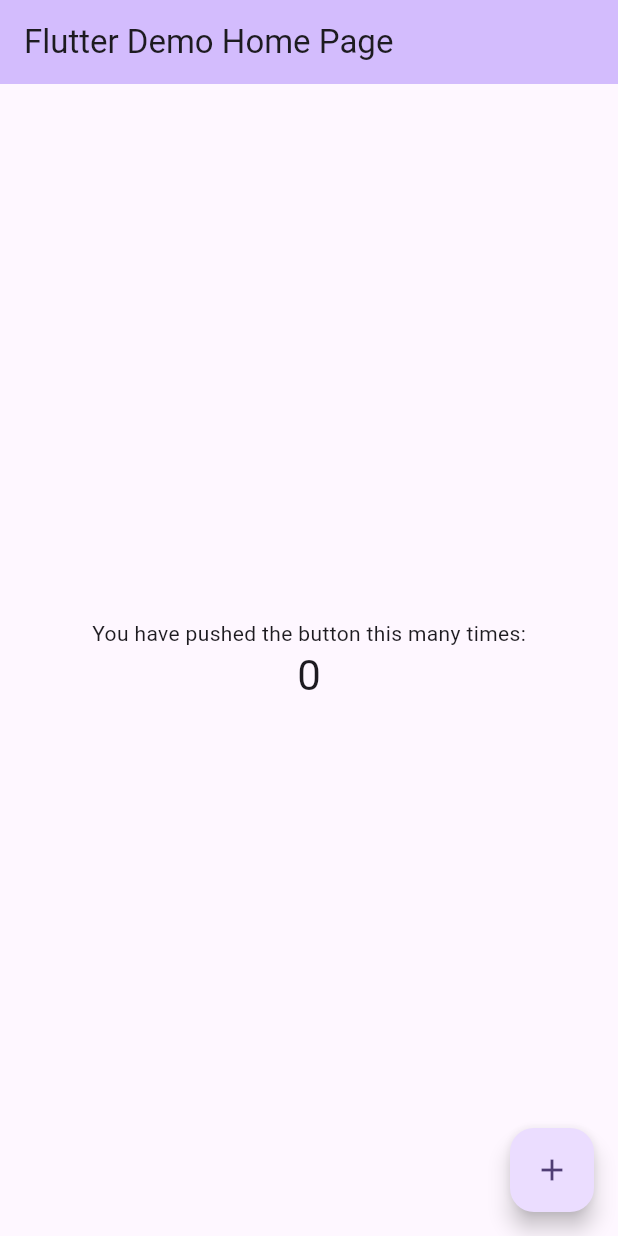
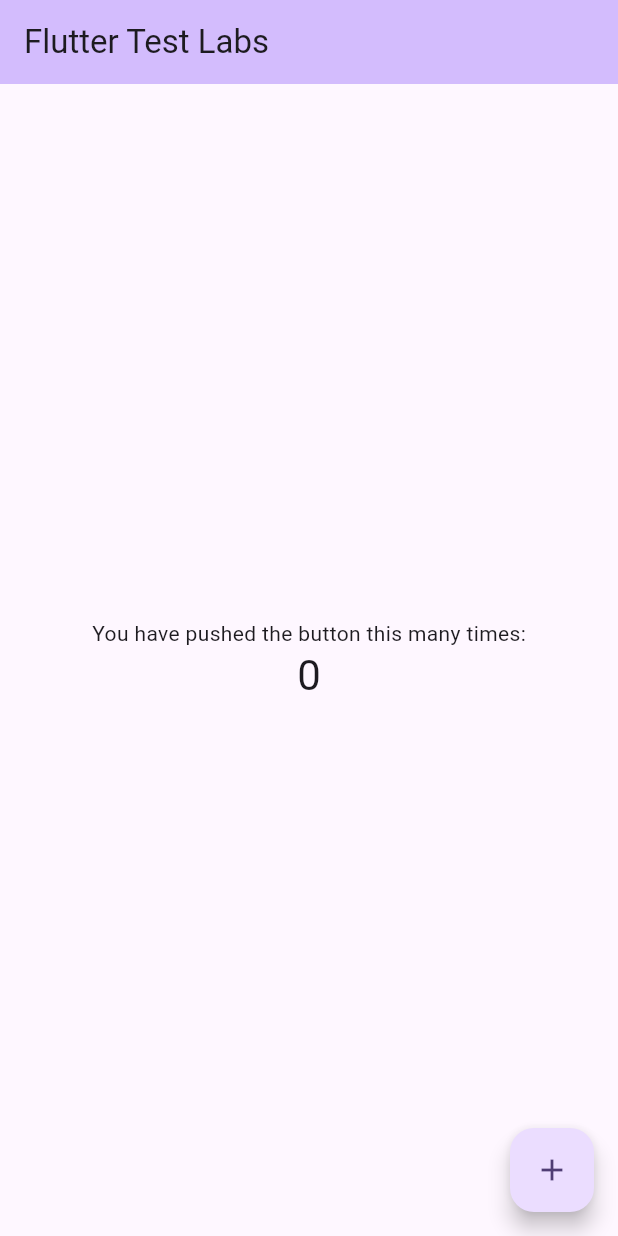
Before and after one commit to ebel-frank/flutter_test_labs, a Flutter app: the screen it shows after launch, on a phone screen of 412 x 824 dp. Run offline on Flutter 3.47's test engine with Material 3 defaults, Android fonts, the phone set to English and light mode, and no system bars.

Commit message:
CI/CD pipeline

```diff
--- a/lib/main.dart
+++ b/lib/main.dart
@@ -13,25 +13,11 @@ class MyApp extends StatelessWidget {
     return MaterialApp(
       title: 'Flutter Demo',
       theme: ThemeData(
-        // This is the theme of your application.
-        //
-        // TRY THIS: Try running your application with "flutter run". You'll see
-        // the application has a purple toolbar. Then, without quitting the app,
-        // try changing the seedColor in the colorScheme below to Colors.green
-        // and then invoke "hot reload" (save your changes or press the "hot
-        // reload" button in a Flutter-supported IDE, or press "r" if you used
-        // the command line to start the app).
-        //
-        // Notice that the counter didn't reset back to zero; the application
-        // state is not lost during the reload. To reset the state, use hot
-        // restart instead.
-        //
-        // This works for code too, not just values: Most code changes can be
-        // tested with just a hot reload.
+
         colorScheme: ColorScheme.fromSeed(seedColor: Colors.deepPurple),
         useMaterial3: true,
       ),
-      home: const MyHomePage(title: 'Flutter Demo Home Page'),
+      home: const MyHomePage(title: 'Flutter Test Labs'),
     );
   }
 }
```
Also changed, not shown: .github/workflows/main.yaml (added).
